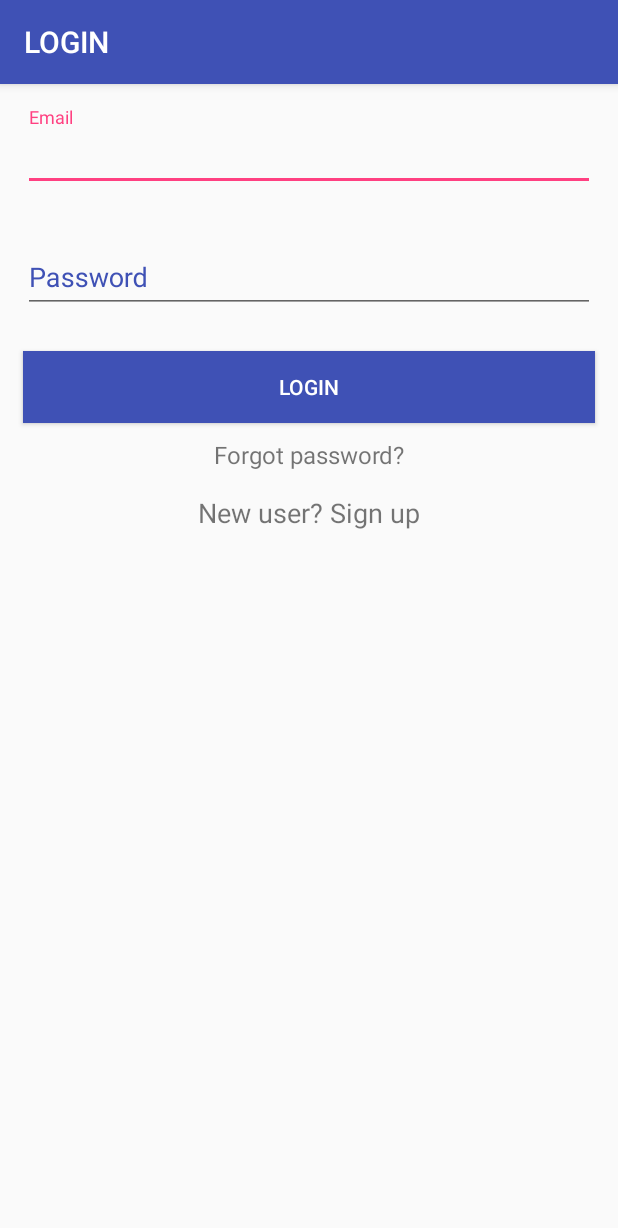
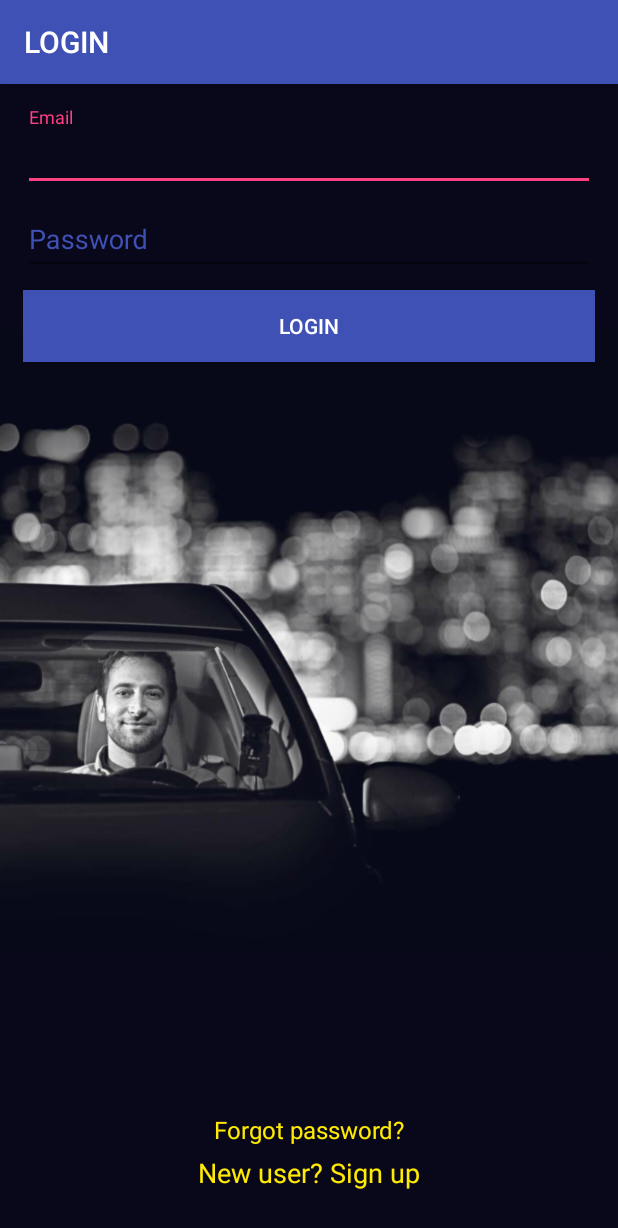
Before and after one commit to SyndriveInc/Syndrive-User, an Android app: the screen it shows after launch (MainActivity), on a phone screen of 412 x 824 dp. Shown: the top 1228 px of the screen. Run offline under Robolectric (Android 15) with nearby library versions, the phone set to English and light mode, and no system bars; our stand-ins replace Firebase (no records; nobody signed in at launch, a user with empty details on screens opened directly).

Commit message:
Changed login and registration nactivity layouts

```diff
--- a/app/build.gradle
+++ b/app/build.gradle
@@ -42,7 +42,6 @@ dependencies {
     implementation 'com.google.firebase:firebase-auth:16.0.2'
     implementation 'com.google.firebase:firebase-storage:16.0.1'
     implementation 'com.firebaseui:firebase-ui-storage:0.6.0'
-    apply plugin: 'com.google.gms.google-services'
     implementation 'com.android.support:cardview-v7:27.1.1'
 }
 
--- a/app/src/main/res/layout/activity_main.xml
+++ b/app/src/main/res/layout/activity_main.xml
@@ -1,11 +1,17 @@
 <?xml version="1.0" encoding="utf-8"?>
-<LinearLayout xmlns:android="http://schemas.android.com/apk/res/android"
+<RelativeLayout xmlns:android="http://schemas.android.com/apk/res/android"
     xmlns:app="http://schemas.android.com/apk/res-auto"
     xmlns:tools="http://schemas.android.com/tools"
     android:layout_width="match_parent"
     android:layout_height="match_parent"
+    android:background="@drawable/background"
     android:orientation="vertical"
     tools:context=".MainActivity">
+
+    <LinearLayout
+        android:layout_width="match_parent"
+        android:layout_height="match_parent"
+        android:orientation="vertical">
 
         <android.support.design.widget.TextInputLayout
             android:layout_width="match_parent"
@@ -19,11 +25,10 @@
                 android:id="@+id/etemail"
                 android:layout_width="match_parent"
                 android:layout_height="wrap_content"
-            android:layout_marginBottom="25dp"
-            android:layout_marginTop="100dp"
                 android:ems="10"
                 android:hint="@string/email"
-            android:inputType="textEmailAddress" />
+                android:inputType="textEmailAddress"
+                android:textColor="@color/white" />
         </android.support.design.widget.TextInputLayout>
 
         <android.support.design.widget.TextInputLayout
@@ -39,7 +44,8 @@
                 android:layout_height="wrap_content"
                 android:ems="10"
                 android:hint="@string/password"
-            android:inputType="textPassword" />
+                android:inputType="textPassword"
+                android:textColor="@color/white" />
         </android.support.design.widget.TextInputLayout>
 
         <Button
@@ -48,17 +54,22 @@
             android:layout_height="wrap_content"
             android:layout_marginLeft="15dp"
             android:layout_marginRight="15dp"
-        android:layout_marginTop="25dp"
+            android:layout_marginTop="10dp"
             android:background="@color/colorPrimary"
             android:text="@string/btn_login"
             android:textColor="#FFFFFF" />
+
+    </LinearLayout>
 
     <TextView
         android:id="@+id/tvForgotPassword"
         android:layout_width="match_parent"
         android:layout_height="wrap_content"
-        android:layout_marginTop="10dp"
         android:gravity="center_horizontal"
+        android:layout_alignParentBottom="true"
+        android:layout_centerHorizontal="true"
+        android:layout_marginBottom="60dp"
+        android:textColor="@color/fab_background"
         android:text="@string/forgot_password"
         android:textSize="16sp" />
 
@@ -67,8 +78,12 @@
         android:layout_width="match_parent"
         android:layout_height="wrap_content"
         android:layout_marginTop="15dp"
+        android:layout_marginBottom="30dp"
         android:gravity="center_horizontal"
+        android:textColor="@color/fab_background"
+        android:layout_alignParentBottom="true"
+        android:layout_centerHorizontal="true"
         android:text="@string/new_user"
         android:textSize="18sp" />
 
-</LinearLayout>
+</RelativeLayout>
--- a/app/src/main/res/values/colors.xml
+++ b/app/src/main/res/values/colors.xml
@@ -9,4 +9,5 @@
     <color name="fab_background">#FFEA03</color>
     <color name="divider">#BDBDBD</color>
     <color name="scrollbar">#546E7A</color>
+    <color name="white">#FFFFFF</color>
 </resources>
```
Also changed, not shown: app/src/main/res/layout/activity_registration.xml (+14 -6 lines), app/src/main/res/drawable-hdpi/background.png (added), app/src/main/res/drawable-mdpi/background.png (added), app/src/main/res/drawable-xhdpi/background.png (added), app/src/main/res/drawable-xxhdpi/background.png (added), 1 other file. Lines whose indentation alone changed are shown as unchanged.
